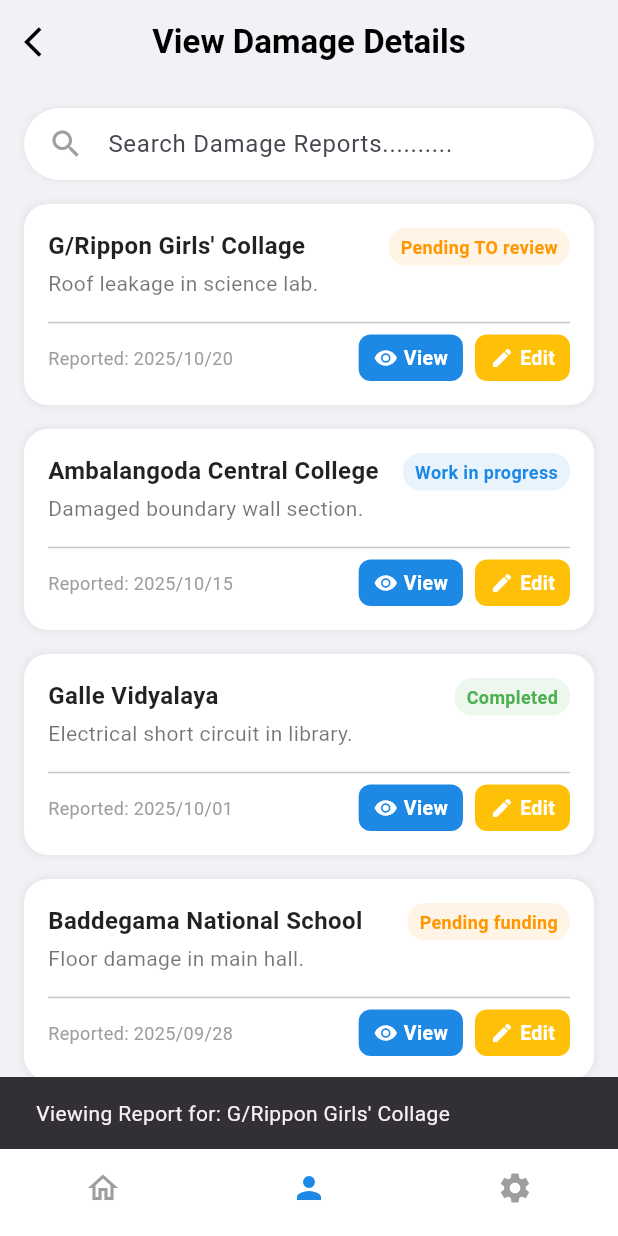
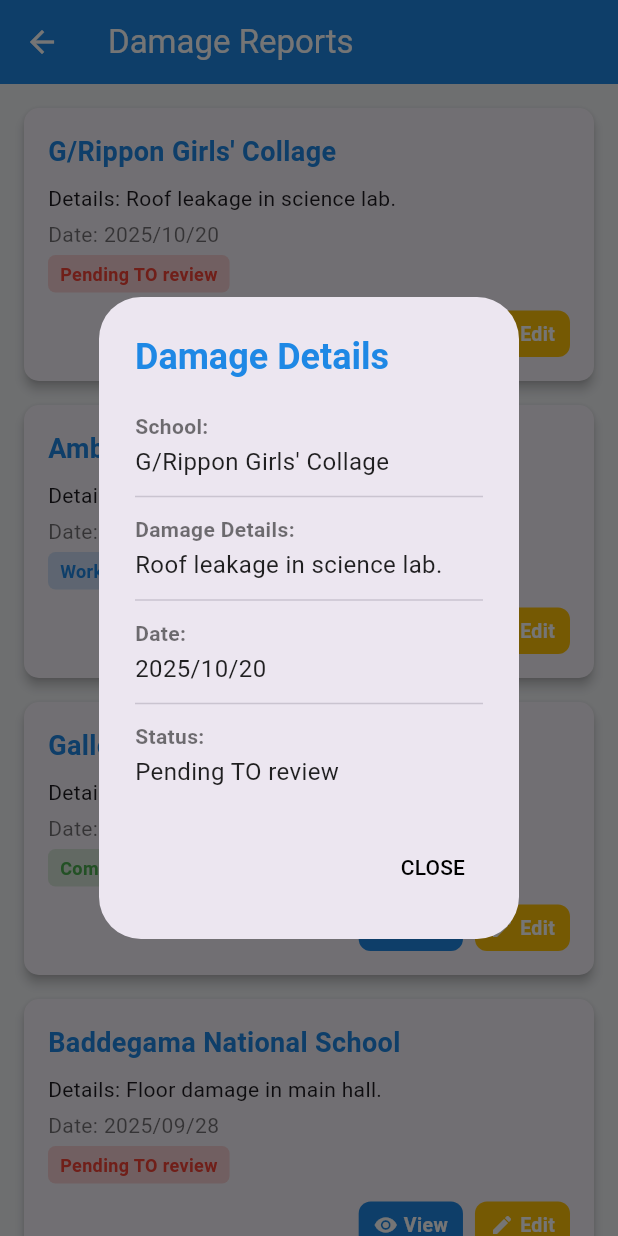
Before and after one commit to IrrigationDepartment/BuildCare, a Flutter app: the ViewDamageDetailsPage screen opened directly, after a tap on "View", on a phone screen of 412 x 824 dp. Run offline on Flutter 3.47's test engine with Material 3 defaults, Android fonts, the phone set to English and light mode, and no system bars; our stand-ins replace cloud_firestore, firebase_auth, firebase_core, image_picker; accounts and stored records are empty; network calls fail.

Commit message:
Update view_damage_details_page.dart

```diff
--- a/lib/screens/DistrictEng/view_damage_details_page.dart
+++ b/lib/screens/DistrictEng/view_damage_details_page.dart
@@ -11,7 +11,7 @@ class ViewDamageDetailsPage extends StatelessWidget {
   // Sample data for the Damage Details list
   final List<Map<String, String>> damageReports = const [
     {
-      'school': 'G/Rippon Girls\' Collage',
+      'school': "G/Rippon Girls' Collage",
       'details': 'Roof leakage in science lab.',
       'date': '2025/10/20',
       'status': 'Pending TO review',
@@ -32,217 +32,169 @@ class ViewDamageDetailsPage extends StatelessWidget {
       'school': 'Baddegama National School',
       'details': 'Floor damage in main hall.',
       'date': '2025/09/28',
-      'status': 'Pending funding',
+      'status': 'Pending TO review',
     },
   ];
 
   @override
   Widget build(BuildContext context) {
     return Scaffold(
+      appBar: AppBar(
+        title: const Text('Damage Reports', style: TextStyle(color: Colors.white)),
+        backgroundColor: _primaryBlue,
+        iconTheme: const IconThemeData(color: Colors.white),
+      ),
       backgroundColor: _backgroundColor,
-      appBar: AppBar(
-        backgroundColor: Colors.transparent,
-        elevation: 0,
-        leading: IconButton(
-          icon: const Icon(Icons.arrow_back_ios, color: Colors.black),
-          onPressed: () => Navigator.of(context).pop(),
+      body: ListView.builder(
+        padding: const EdgeInsets.all(16.0),
+        itemCount: damageReports.length,
+        itemBuilder: (context, index) {
+          return _buildReportCard(context, damageReports[index]);
+        },
       ),
-        title: const Text(
-          'View Damage Details',
-          style: TextStyle(color: Colors.black, fontWeight: FontWeight.bold),
+    );
+  }
+
+  // --- NEW FUNCTION: Show Damage Details Dialog ---
+  void _showDamageDetailsDialog(BuildContext context, Map<String, String> report) {
+    showDialog(
+      context: context,
+      builder: (BuildContext context) {
+        return AlertDialog(
+          title: Text(
+            'Damage Details',
+            style: TextStyle(
+              fontWeight: FontWeight.bold,
+              color: _primaryBlue, // Title color
             ),
-        centerTitle: true,
           ),
-      body: SafeArea(
+          content: SingleChildScrollView(
             child: Column(
-          children: [
-            // Search Bar for Damage Reports
-            Padding(
-              padding: const EdgeInsets.all(16.0),
-              child: _buildSearchBar(),
+              mainAxisSize: MainAxisSize.min,
+              crossAxisAlignment: CrossAxisAlignment.start,
+              children: <Widget>[
+                // 1. School Name
+                _buildDetailRow('School', report['school']!),
+                const Divider(),
+                // 2. Damage Details
+                _buildDetailRow('Damage Details', report['details']!),
+                const Divider(),
+                // 3. Date
+                _buildDetailRow('Date', report['date']!),
+                const Divider(),
+                // 4. Status
+                _buildDetailRow('Status', report['status']!),
+              ],
             ),
-
-            // Damage Report List
-            Expanded(
-              child: ListView.separated(
-                padding: const EdgeInsets.symmetric(horizontal: 16.0),
-                itemCount: damageReports.length,
-                separatorBuilder: (context, index) => const SizedBox(height: 16),
-                itemBuilder: (context, index) {
-                  final report = damageReports[index];
-                  return _buildDamageTile(
-                    context,
-                    report['school']!,
-                    report['details']!,
-                    report['date']!,
-                    report['status']!,
+          ),
+          actions: <Widget>[
+            TextButton(
+              child: const Text(
+                'CLOSE',
+                style: TextStyle(color: Colors.black),
+              ),
+              onPressed: () {
+                Navigator.of(context).pop(); // Close the dialog
+              },
+            ),
+          ],
         );
       },
+    );
+  }
+
+  // Helper widget to build a consistent row for details in the dialog
+  Widget _buildDetailRow(String label, String value) {
+    return Padding(
+      padding: const EdgeInsets.symmetric(vertical: 4.0),
+      child: Column(
+        crossAxisAlignment: CrossAxisAlignment.start,
+        children: [
+          Text(
+            '$label:',
+            style: const TextStyle(
+              fontWeight: FontWeight.bold,
+              fontSize: 14,
+              color: Colors.black54, // Label color
+            ),
+          ),
+          const SizedBox(height: 2),
+          Text(
+            value,
+            style: const TextStyle(
+              fontSize: 16,
+              color: Colors.black87, // Value color
             ),
           ),
         ],
       ),
-      ),
-      // Consistent Bottom Navigation Bar styling (as seen in previous images)
-      bottomNavigationBar: BottomNavigationBar(
-        items: const <BottomNavigationBarItem>[
-          BottomNavigationBarItem(
-            icon: Icon(Icons.home_outlined),
-            label: 'Home',
-          ),
-          BottomNavigationBarItem(
-            icon: Icon(Icons.person),
-            label: 'Profile',
-          ),
-          BottomNavigationBarItem(
-            icon: Icon(Icons.settings),
-            label: 'Settings',
-          ),
-        ],
-        currentIndex: 1, // Profile (person) is selected
-        selectedItemColor: _primaryBlue,
-        unselectedItemColor: Colors.grey,
-        showSelectedLabels: false,
-        showUnselectedLabels: false,
-        backgroundColor: Colors.white,
-        type: BottomNavigationBarType.fixed,
-      ),
     );
   }
 
-  // Helper widget for the search bar
-  Widget _buildSearchBar() {
-    return Container(
-      padding: const EdgeInsets.symmetric(horizontal: 16.0),
-      decoration: BoxDecoration(
-        color: Colors.white,
-        borderRadius: BorderRadius.circular(30),
-        boxShadow: [
-          BoxShadow(
-            color: Colors.black.withOpacity(0.05),
-            spreadRadius: 1,
-            blurRadius: 3,
-          ),
-        ],
-      ),
-      child: const TextField(
-        decoration: InputDecoration(
-          hintText: 'Search Damage Reports..........',
-          border: InputBorder.none,
-          icon: Icon(Icons.search, color: Colors.grey),
-          contentPadding: EdgeInsets.symmetric(vertical: 12),
-        ),
-      ),
-    );
-  }
+  // Widget to build a single report card
+  Widget _buildReportCard(BuildContext context, Map<String, String> report) {
+    final String school = report['school'] ?? 'N/A';
+    final String details = report['details'] ?? 'No details';
+    final String date = report['date'] ?? 'N/A';
+    final String status = report['status'] ?? 'Unknown';
 
-  // Helper function to get status color
-  Color _getStatusColor(String status) {
-    if (status.contains('Pending')) {
-      return Colors.orange;
-    } else if (status.contains('progress')) {
-      return _primaryBlue;
-    } else if (status.contains('Completed')) {
-      return Colors.green;
-    }
-    return Colors.grey;
-  }
-
-  // Helper widget for a single damage report tile
-  Widget _buildDamageTile(
-      BuildContext context, String school, String details, String date, String status) {
-    return Container(
-      padding: const EdgeInsets.all(16),
-      decoration: BoxDecoration(
-        color: Colors.white,
-        borderRadius: BorderRadius.circular(16),
-        boxShadow: [
-          BoxShadow(
-            color: Colors.black.withOpacity(0.05),
-            spreadRadius: 1,
-            blurRadius: 3,
-          ),
-        ],
-      ),
+    return Card(
+      margin: const EdgeInsets.only(bottom: 16.0),
+      shape: RoundedRectangleBorder(borderRadius: BorderRadius.circular(10)),
+      elevation: 3,
+      child: Padding(
+        padding: const EdgeInsets.all(16.0),
         child: Column(
           crossAxisAlignment: CrossAxisAlignment.start,
           children: [
-          // Row for Title and Status Tag
-          Row(
-            mainAxisAlignment: MainAxisAlignment.spaceBetween,
-            crossAxisAlignment: CrossAxisAlignment.start,
-            children: [
-              Expanded(
-                child: Column(
-                  crossAxisAlignment: CrossAxisAlignment.start,
-                  children: [
+            // 1. School Name (Title)
             Text(
               school,
               style: const TextStyle(
-                        fontSize: 16,
                 fontWeight: FontWeight.bold,
-                        color: Colors.black87,
-                      ),
-                    ),
-                    const SizedBox(height: 4),
-                    Text(
-                      details,
-                      style: const TextStyle(
-                        fontSize: 14,
-                        color: Colors.black54,
+                fontSize: 18,
+                color: _primaryBlue,
               ),
             ),
             const SizedBox(height: 8),
-                  ],
-                ),
-              ),
 
-              // Status Tag
+            // 2. Details & Date (Subtitle/Body)
+            Text('Details: $details', style: const TextStyle(fontSize: 14)),
+            const SizedBox(height: 4),
+            Text('Date: $date', style: const TextStyle(fontSize: 14, color: Colors.black54)),
+            const SizedBox(height: 4),
+
+            // 3. Status Chip
             Container(
               padding: const EdgeInsets.symmetric(horizontal: 8, vertical: 4),
               decoration: BoxDecoration(
-                  color: _getStatusColor(status).withOpacity(0.1),
-                  borderRadius: BorderRadius.circular(12),
+                color: _getStatusColor(status).withOpacity(0.2),
+                borderRadius: BorderRadius.circular(5),
               ),
               child: Text(
                 status,
                 style: TextStyle(
+                  color: _getStatusColor(status),
+                  fontWeight: FontWeight.bold,
                   fontSize: 12,
-                    fontWeight: FontWeight.bold,
-                    color: _getStatusColor(status),
                 ),
               ),
             ),
-            ],
-          ),
+            const SizedBox(height: 12),
 
-          // Separator
-          const Divider(height: 16),
-
-          // Row for Date and Action Buttons
+            // 4. Action Buttons Row
             Row(
-            mainAxisAlignment: MainAxisAlignment.spaceBetween,
+              mainAxisAlignment: MainAxisAlignment.end,
               children: [
-              Text(
-                'Reported: $date',
-                style: const TextStyle(
-                  fontSize: 12,
-                  color: Colors.grey,
-                ),
-              ),
-
-              Row(
-                children: [
-                  // 1. VIEW Button (Blue)
+                // 1. VIEW Button (Blue) - ***UPDATED CALL HERE***
                 _buildActionButton(
                   context,
                   'View',
-                    Icons.remove_red_eye,
+                  Icons.visibility,
                   _primaryBlue,
                   () {
-                      ScaffoldMessenger.of(context).showSnackBar(
-                        SnackBar(content: Text('Viewing Report for: $school')),
-                      );
+                    // Call the new function when 'View' is tapped
+                    _showDamageDetailsDialog(context, report);
                   },
                 ),
                 const SizedBox(width: 8),
@@ -263,7 +215,6 @@ class ViewDamageDetailsPage extends StatelessWidget {
             ),
           ],
         ),
-        ],
       ),
     );
   }
@@ -295,4 +246,17 @@ class ViewDamageDetailsPage extends StatelessWidget {
       ),
     );
   }
+
+  // Helper function to determine status color
+  Color _getStatusColor(String status) {
+    switch (status.toLowerCase()) {
+      case 'completed':
+        return Colors.green;
+      case 'work in progress':
+        return _primaryBlue; // Or a specific 'in progress' color
+      case 'pending to review':
+      default:
+        return Colors.red;
     }
+  }
+}
```
Lines whose indentation alone changed are shown as unchanged.
